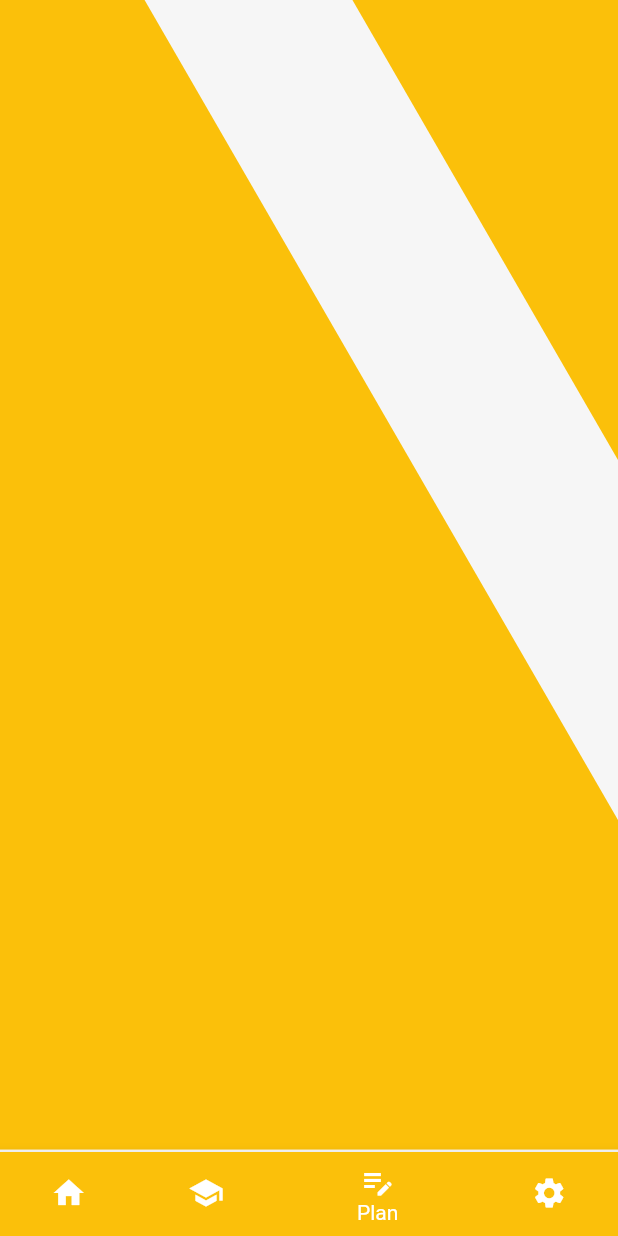
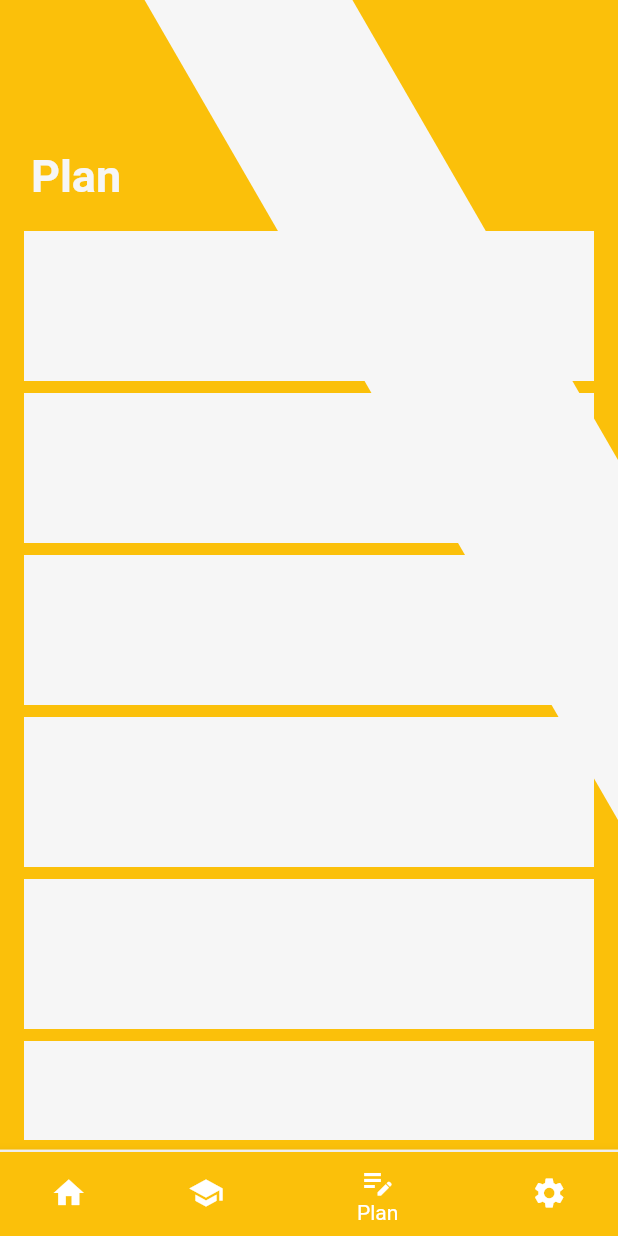
Before and after one commit to drainxc/Eo-Neo, a Flutter app: the screen it shows after launch, item 3 of the bottom bar chosen, on a phone screen of 412 x 824 dp. Run offline on Flutter 3.47's test engine with Material 2 defaults, Android fonts, the phone set to English and light mode, and no system bars; missing offline and left inert: dart:ffi.

Commit message:
Create Plan

```diff
--- a/lib/Plan.dart
+++ b/lib/Plan.dart
@@ -1,10 +1,14 @@
+import 'dart:ffi';
+
 import 'package:flutter/material.dart';
 import 'dart:math' as math;
+
+import 'package:untitled1/Home.dart';
 
 void main() => runApp(const Plan());
 
 class Plan extends StatelessWidget {
-  const Plan({Key? key}) : super(key:key);
+  const Plan({Key? key}) : super(key: key);
 
   static const String _title = "Plan";
 
@@ -25,10 +29,26 @@ class MyStatefulWidget extends StatefulWidget {
 }
 
 class _MyStatefulWidgetState extends State<MyStatefulWidget> {
+
   @override
   Widget build(BuildContext context) {
     double width = MediaQuery.of(context).size.width;
     double height = MediaQuery.of(context).size.height;
+    final List<String> entries = <String>['A', 'B', 'C'];
+    final List planArr = [
+      {
+        "id": 0,
+        "plan": ["asdasd", 'sdfsdf', 'dfgdfg'],
+        "success": [false, false, false],
+      },
+      {
+        "id": 1,
+        "plan": ["asdasd", 'sdfsdf', 'dfgdfg'],
+        "success": [false, false, false],
+      },
+    ];
+
+
     return Scaffold(
       backgroundColor: Color(0xffFBC00A),
       body: Stack(
@@ -45,6 +65,43 @@ class _MyStatefulWidgetState extends State<MyStatefulWidget> {
               ),
             ),
           ),
+          Positioned(
+            top: 100,
+            child: Column(children: [
+              Container(
+                width: width * 0.9,
+                height: 50,
+                child: Text('Plan',
+                    style: TextStyle(
+                      fontSize: 30,
+                      fontWeight: FontWeight.bold,
+                      color: Color(0xfff6f6f6),
+                    )),
+              ),
+              Container(
+                width: width * 1,
+                height: height * 0.74,
+                child: SafeArea(
+                    child: ScrollConfiguration(
+                      behavior: const ScrollBehavior().copyWith(overscroll: false),
+                      child: ListView.builder(
+                        padding: EdgeInsets.only(top: 0),
+                        itemCount: 10,
+                        itemBuilder: (BuildContext context, int index) {
+                          return ListTile(
+                              title: Container(
+                                width: width * 1,
+                                height: 100,
+                                color: Color(0xfff6f6f6),
+                              )
+                          );
+                        },
+                      ),
+                    ),
+                )
+              ),
+            ]),
+          )
         ],
       ),
     );
```
